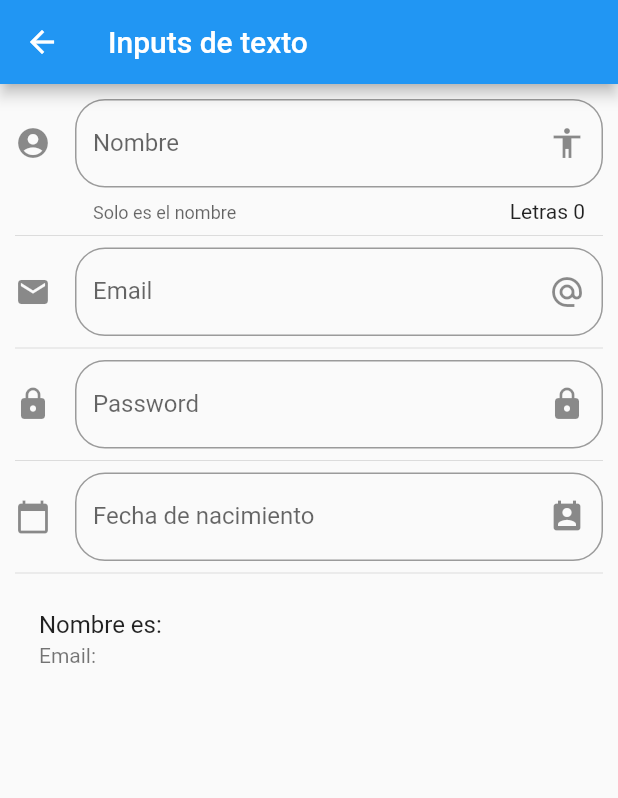
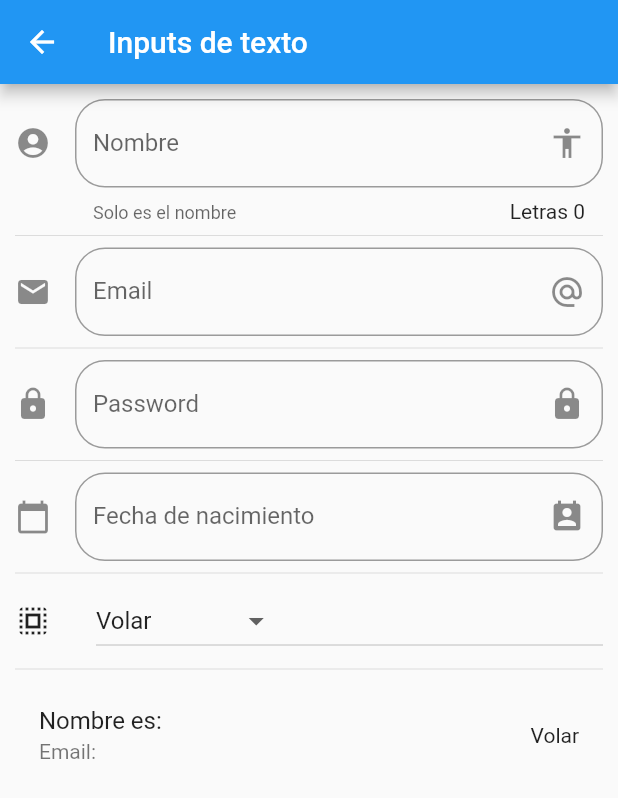
Before and after one commit to ulymay/componentes, a Flutter app: the InputPage screen opened by its route, on a phone screen of 412 x 824 dp. Shown: the top 798 px of the screen. Run offline on Flutter 3.47's test engine with Material 2 defaults, Android fonts, the phone set to English and light mode, and no system bars.

Commit message:
DropdownMenuItem

```diff
--- a/lib/src/pages/input_page.dart
+++ b/lib/src/pages/input_page.dart
@@ -12,6 +12,10 @@ class _InputPageState extends State<InputPage> {
   String _nombre = '';
   String _email = '';
   String _fecha = '';
+
+  String _opcionSeleccionada = 'Volar';
+
+  List<String> _poderes = ['Volar', 'Rayos X', 'Super Aliento', 'Super Fuerza'];
 
   TextEditingController _inputFieldDateController = new TextEditingController();
 
@@ -31,6 +35,8 @@ class _InputPageState extends State<InputPage> {
           _crearPassword(),
           Divider(),
           _crearFecha( context ),
+          Divider(),
+          _crearDropdown(),
           Divider(),
           _crearPersona(),
         ],
@@ -151,7 +157,49 @@ class _InputPageState extends State<InputPage> {
 
   }
 
+  List<DropdownMenuItem<String>> getOpcionesDropdown () {
 
+    List<DropdownMenuItem<String>> lista = new List();
+
+    _poderes.forEach( (poder){
+
+      lista.add( DropdownMenuItem(
+        child: Text(poder),
+        value: poder,
+      ));
+
+    });
+
+    return lista;
+
+  }
+
+  Widget _crearDropdown() {
+
+    return Row(
+
+      children: <Widget>[
+        Icon(Icons.select_all),
+        SizedBox(width: 30.0),
+        Expanded(
+                  child: DropdownButton(
+            value: _opcionSeleccionada,
+            items: getOpcionesDropdown(),
+            onChanged: ( opt ) {
+              setState(() {
+              _opcionSeleccionada = opt;
+              });
+            },
+          ),
+        )
+      ],
+
+    );
+
+
+
+
+  }
 
 
   Widget _crearPersona() {
@@ -159,6 +207,7 @@ class _InputPageState extends State<InputPage> {
     return ListTile(
       title: Text('Nombre es: $_nombre'),
       subtitle: Text('Email: $_email'),
+      trailing: Text(_opcionSeleccionada),
     );
 
   }
```
